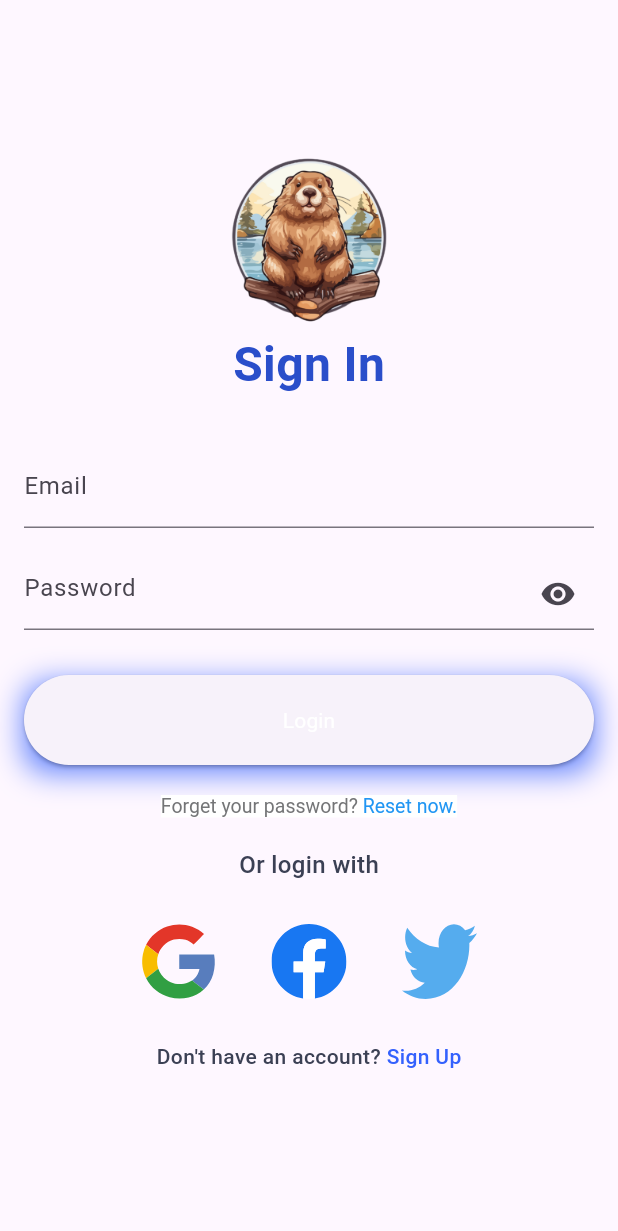
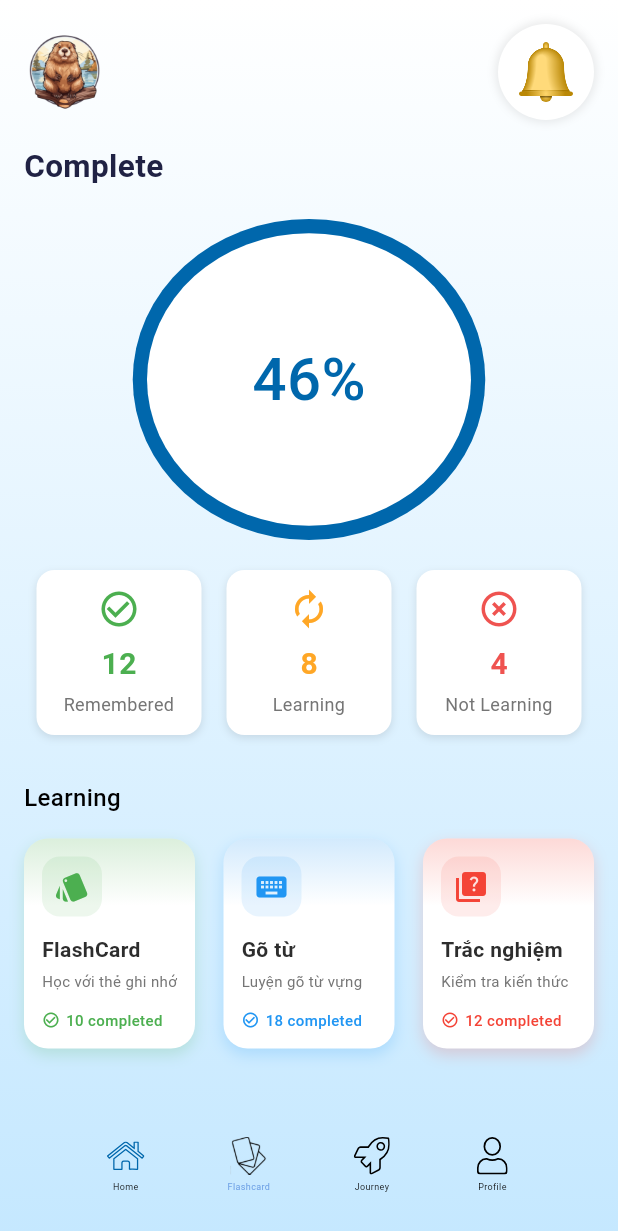
Before and after one commit to khuong2924/nckh-ielts-learning-app, a Flutter app: the screen it shows after launch, on a phone screen of 412 x 824 dp. Shown: the top 1231 px of the screen. Run offline on Flutter 3.47's test engine with Material 3 defaults, Android fonts, the phone set to English and light mode, and no system bars; our stand-ins replace audioplayers, cloud_firestore, dio, firebase_auth, firebase_core, flutter_bloc and 4 more; accounts and stored records are empty; Roboto replaces fonts that are missing (Jost, Montserrat-SemiBold).

Commit message:
add flashcard done result page

```diff
--- a/lib/main.dart
+++ b/lib/main.dart
@@ -1,3 +1,4 @@
+import 'package:auth/presentation/pages/flashcard/flashcard-done-result.dart';
 import 'package:auth/presentation/pages/flashcard/vocabulary-main.dart';
 import 'package:auth/presentation/pages/reading/reading-home.dart';
 import 'package:flutter/material.dart';
@@ -38,7 +39,7 @@ class MyApp extends StatelessWidget {
       ),
       debugShowCheckedModeBanner: false,
 
-      home: SigninPage(), // Để lại SigninPage như cũ
+      home: FlashCardDone(), // Để lại SigninPage như cũ
     );
   }
 }
--- /dev/null
+++ b/lib/presentation/pages/flashcard/flashcard-done-result.dart
@@ -0,0 +1,332 @@
+import 'package:flutter/material.dart';
+import '../../components/BottomNavBar.dart';
+import '../../components/CustomAppBar.dart';
+
+class FlashCardDone extends StatelessWidget {
+  @override
+  Widget build(BuildContext context) {
+    return Scaffold(
+      body: Container(
+        decoration: BoxDecoration(
+          gradient: LinearGradient(
+            begin: Alignment(0.00, -1.00),
+            end: Alignment(0, 1),
+            colors: [Colors.white, Color(0xFFC5E8FF)],
+          ),
+        ),
+        child: Column(
+          children: [
+            CustomAppBar(),
+
+            Expanded(
+              child: SingleChildScrollView(
+                child: Padding(
+                  padding: const EdgeInsets.symmetric(horizontal: 16),
+                  child: Column(
+                    crossAxisAlignment: CrossAxisAlignment.start,
+                    children: [
+                      Text(
+                        'Complete',
+                        style: TextStyle(
+                          color: Color(0xFF202244),
+                          fontSize: 21,
+                          fontFamily: 'Jost',
+                          fontWeight: FontWeight.w600,
+                        ),
+                      ),
+
+                      // Progress Circle
+                      Center(
+                        child: Container(
+                          margin: EdgeInsets.symmetric(vertical: 20),
+                          width: 235,
+                          height: 214,
+                          child: Stack(
+                            alignment: Alignment.center,
+                            children: [
+                              Container(
+                                decoration: ShapeDecoration(
+                                  color: Color(0xFF0067AC),
+                                  shape: OvalBorder(),
+                                ),
+                              ),
+                              Container(
+                                width: 216,
+                                height: 195,
+                                decoration: ShapeDecoration(
+                                  color: Colors.white,
+                                  shape: OvalBorder(),
+                                ),
+                                child: Center(
+                                  child: Text(
+                                    '46%',
+                                    style: TextStyle(
+                                      color: Color(0xFF0067AC),
+                                      fontSize: 40,
+                                      fontFamily: 'Roboto',
+                                      fontWeight: FontWeight.w500,
+                                    ),
+                                  ),
+                                ),
+                              ),
+                            ],
+                          ),
+                        ),
+                      ),
+
+                      // Status Cards
+                      Row(
+                        mainAxisAlignment: MainAxisAlignment.spaceAround,
+                        children: [
+                          _buildStatusCard(
+                            'Remembered',
+                            '12',
+                            Color(0xFF4CAF50),
+                            Icons.check_circle_outline,
+                          ),
+                          _buildStatusCard(
+                            'Learning',
+                            '8',
+                            Color(0xFFFFA726),
+                            Icons.autorenew,
+                          ),
+                          _buildStatusCard(
+                            'Not Learning',
+                            '4',
+                            Color(0xFFEF5350),
+                            Icons.highlight_off,
+                          ),
+                        ],
+                      ),
+
+                      // Learning Section
+                      SizedBox(height: 30),
+                      Text(
+                        'Learning',
+                        style: TextStyle(
+                          color: Colors.black,
+                          fontSize: 16,
+                          fontFamily: 'Roboto',
+                          fontWeight: FontWeight.w500,
+                        ),
+                      ),
+
+                      // Learning Cards
+                      Container(
+                        margin: EdgeInsets.only(top: 16),
+                        child: Row(
+                          mainAxisAlignment: MainAxisAlignment.spaceBetween,
+                          children: [
+                            _buildLearningCard(
+                              title: 'FlashCard',
+                              icon: Icons.style,
+                              description: 'Học với thẻ ghi nhớ',
+                              color: Color(0xFF4CAF50),
+                              completedCount: '10',
+                            ),
+                            _buildLearningCard(
+                              title: 'Gõ từ',
+                              icon: Icons.keyboard,
+                              description: 'Luyện gõ từ vựng',
+                              color: Color(0xFF2196F3),
+                              completedCount: '18',
+                            ),
+                            _buildLearningCard(
+                              title: 'Trắc nghiệm',
+                              icon: Icons.quiz,
+                              description: 'Kiểm tra kiến thức',
+                              color: Color(0xFFF44336),
+                              completedCount: '12',
+                            ),
+                          ],
+                        ),
+                      ),
+                    ],
+                  ),
+                ),
+              ),
+            ),
+
+            BottomNavBar(currentIndex: 1, onTap: (int ) {  },),
+          ],
+        ),
+      ),
+    );
+  }
+
+  Widget _buildStatusCard(String title, String count, Color color, IconData icon) {
+    return Container(
+      width: 110,
+      padding: EdgeInsets.all(12),
+      decoration: BoxDecoration(
+        color: Colors.white,
+        borderRadius: BorderRadius.circular(12),
+        boxShadow: [
+          BoxShadow(
+            color: Colors.black.withOpacity(0.1),
+            blurRadius: 4,
+            offset: Offset(0, 2),
+          ),
+        ],
+      ),
+      child: Column(
+        children: [
+          Icon(
+            icon,
+            color: color,
+            size: 28,
+          ),
+          SizedBox(height: 8),
+          Text(
+            count,
+            style: TextStyle(
+              fontSize: 20,
+              fontWeight: FontWeight.bold,
+              color: color,
+            ),
+          ),
+          SizedBox(height: 4),
+          Text(
+            title,
+            style: TextStyle(
+              fontSize: 12,
+              color: Colors.grey[600],
+            ),
+            textAlign: TextAlign.center,
+          ),
+        ],
+      ),
+    );
+  }
+
+  Widget _buildLearningCard({
+    required String title,
+    required IconData icon,
+    required String description,
+    required Color color,
+    required String completedCount,
+  }) {
+    return Container(
+      width: 114,
+      height: 140,
+      decoration: BoxDecoration(
+        color: Colors.white,
+        borderRadius: BorderRadius.circular(16),
+        boxShadow: [
+          BoxShadow(
+            color: color.withOpacity(0.2),
+            blurRadius: 8,
+            offset: Offset(0, 4),
+          ),
+        ],
+      ),
+      child: Stack(
+        children: [
+          // Gradient overlay at the top
+          Positioned(
+            top: 0,
+            left: 0,
+            right: 0,
+            height: 45,
+            child: Container(
+              decoration: BoxDecoration(
+                borderRadius: BorderRadius.vertical(top: Radius.circular(16)),
+                gradient: LinearGradient(
+                  begin: Alignment.topCenter,
+                  end: Alignment.bottomCenter,
+                  colors: [
+                    color.withOpacity(0.2),
+                    color.withOpacity(0.0),
+                  ],
+                ),
+              ),
+            ),
+          ),
+
+          // Content
+          Padding(
+            padding: const EdgeInsets.all(12),
+            child: Column(
+              crossAxisAlignment: CrossAxisAlignment.start,
+              children: [
+                // Icon with background
+                Container(
+                  padding: EdgeInsets.all(8),
+                  decoration: BoxDecoration(
+                    color: color.withOpacity(0.1),
+                    borderRadius: BorderRadius.circular(12),
+                  ),
+                  child: Icon(
+                    icon,
+                    color: color,
+                    size: 24,
+                  ),
+                ),
+
+                SizedBox(height: 12),
+
+                // Title
+                Text(
+                  title,
+                  style: TextStyle(
+                    color: Color(0xFF2D2D2D),
+                    fontSize: 14,
+                    fontWeight: FontWeight.bold,
+                  ),
+                ),
+
+                SizedBox(height: 4),
+
+                // Description
+                Text(
+                  description,
+                  style: TextStyle(
+                    color: Colors.grey[600],
+                    fontSize: 10,
+                  ),
+                  maxLines: 2,
+                  overflow: TextOverflow.ellipsis,
+                ),
+
+                Spacer(),
+
+                // Completed count
+                Row(
+                  children: [
+                    Icon(
+                      Icons.check_circle_outline,
+                      color: color,
+                      size: 12,
+                    ),
+                    SizedBox(width: 4),
+                    Text(
+                      '$completedCount completed',
+                      style: TextStyle(
+                        color: color,
+                        fontSize: 10,
+                        fontWeight: FontWeight.w500,
+                      ),
+                    ),
+                  ],
+                ),
+              ],
+            ),
+          ),
+
+          // Interactive ripple effect
+          Material(
+            color: Colors.transparent,
+            child: InkWell(
+              borderRadius: BorderRadius.circular(16),
+              onTap: () {
+                // Handle tap
+              },
+              splashColor: color.withOpacity(0.1),
+              highlightColor: color.withOpacity(0.05),
+            ),
+          ),
+        ],
+      ),
+    );
+  }
+}
```
